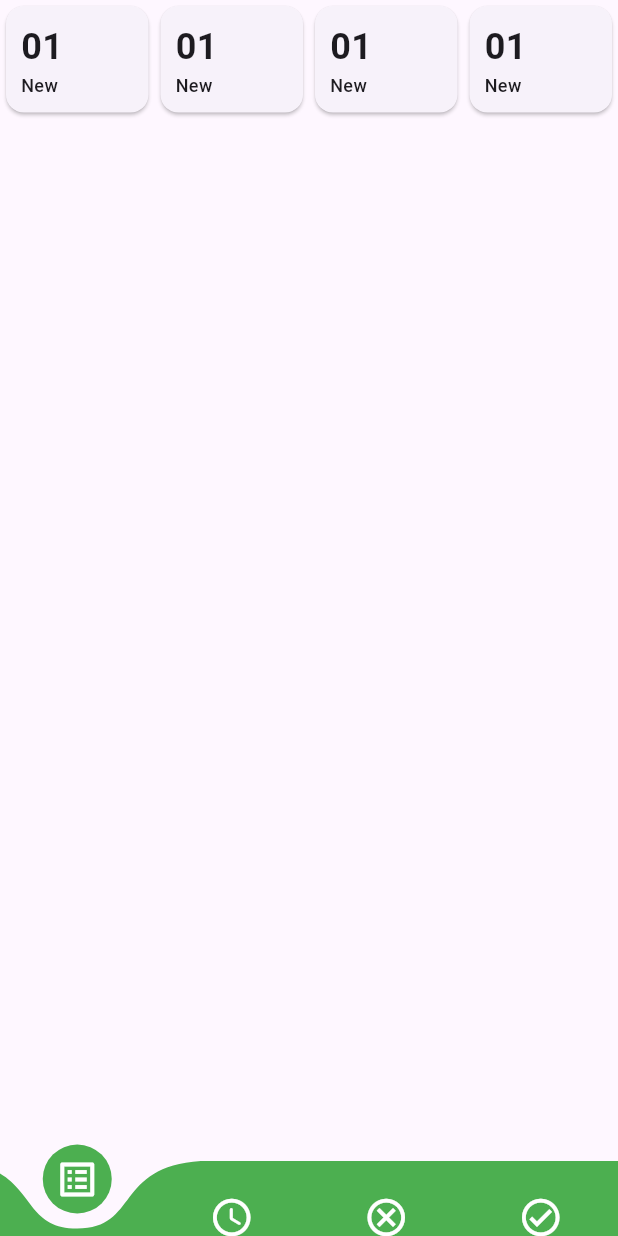
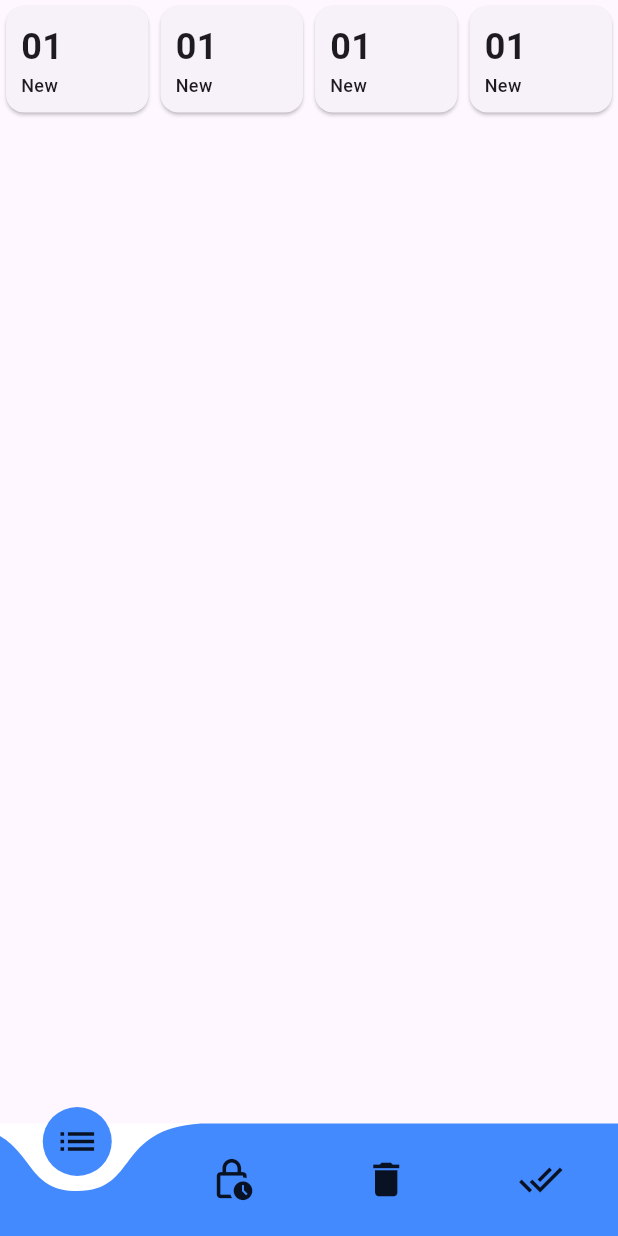
Before and after one commit to Rokeya17/DutyDash, a Flutter app: the BottomNavScreen screen opened directly, on a phone screen of 412 x 824 dp. Run offline on Flutter 3.47's test engine with Material 3 defaults, Android fonts, the phone set to English and light mode, and no system bars; drawn by our look-alikes of curved_navigation_bar; our stand-ins replace flutter_svg, get, pin_code_fields.

```diff
--- a/lib/presentation/screens/bottomnav_base_screen.dart
+++ b/lib/presentation/screens/bottomnav_screen.dart
@@ -28,19 +28,13 @@ class _BottomNavScreenState extends State<BottomNavScreen> {
       body: _screens[_selectedIndex],
       bottomNavigationBar: CurvedNavigationBar(
         index: _selectedIndex,
-        color: Colors.green,
-        backgroundColor: Colors.transparent,
-        buttonBackgroundColor: Colors.green,
-        height: 50,
+        backgroundColor: Colors.white,
+        color: Colors.blueAccent,
         items: const <Widget>[
-          Icon(
-            Icons.list_alt,
-            size: 30,
-            color: Colors.white,
-          ),
-          Icon(Icons.access_time_rounded, size: 30, color: Colors.white),
-          Icon(Icons.cancel_outlined, size: 30, color: Colors.white),
-          Icon(Icons.check_circle_outlined, size: 30, color: Colors.white),
+          Icon(Icons.list, size: 30),
+          Icon(Icons.lock_clock_outlined, size: 30),
+          Icon(Icons.delete, size: 30),
+          Icon(Icons.done_all, size: 30),
         ],
         onTap: (int index) {
           setState(() {
--- a/lib/presentation/screens/signup_screen.dart
+++ b/lib/presentation/screens/signup_screen.dart
@@ -1,4 +1,4 @@
-import 'package:dutydash/presentation/screens/bottomnav_base_screen.dart';
+import 'package:dutydash/presentation/screens/bottomnav_screen.dart';
 import 'package:flutter/material.dart';
 
 class SignUpScreen extends StatefulWidget {
--- a/lib/presentation/screens/update_ptofile_screen.dart
+++ b/lib/presentation/screens/update_ptofile_screen.dart
@@ -1,4 +1,4 @@
-import 'package:dutydash/presentation/screens/bottomnav_base_screen.dart';
+import 'package:dutydash/presentation/screens/bottomnav_screen.dart';
 import 'package:flutter/material.dart';
 import 'package:get/get.dart';
 
```
